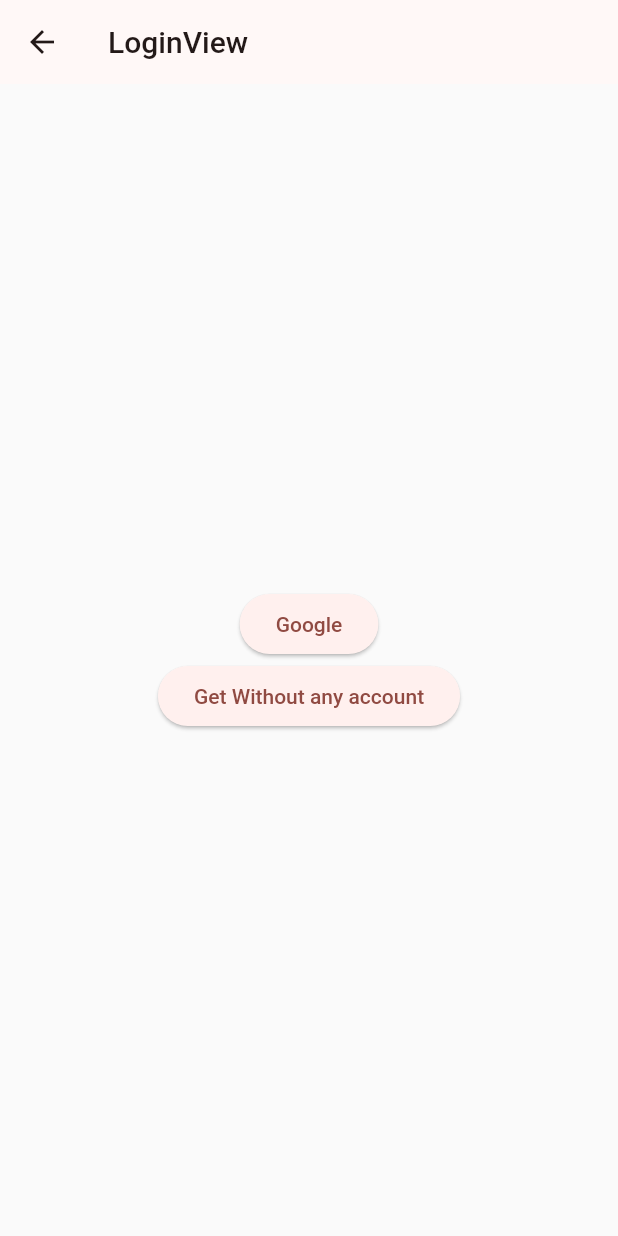
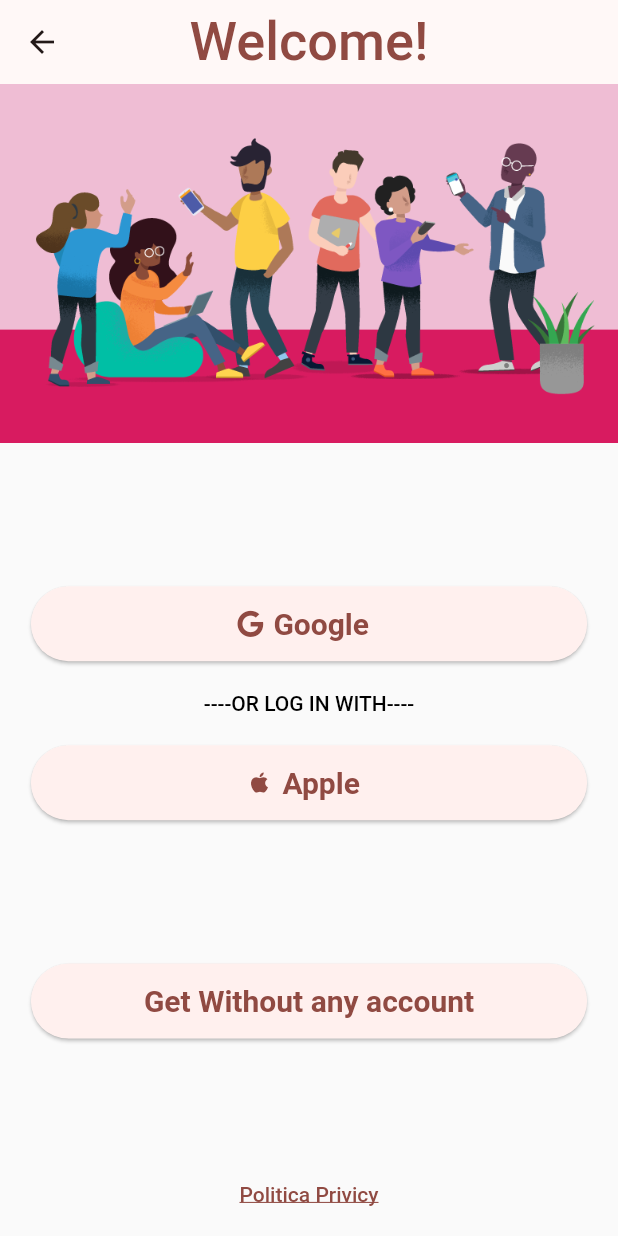
Before and after one commit to Eldar2021/diplom_work, a Flutter app: the LoginView screen opened directly, on a phone screen of 412 x 824 dp. Run offline on Flutter 3.47's test engine with Material 2 defaults, Android fonts, the phone set to English and light mode, and no system bars; our stand-ins replace equatable, firebase_auth, firebase_core, flutter_bloc, flutter_svg, font_awesome_flutter and 2 more; missing offline and left inert: markdown_widget; accounts and stored records are empty; generated files the repository leaves out were written again; statements that could not run were skipped.

Commit message:
added localizations

```diff
--- a/lib/constants/assets/assets.gen.dart
+++ b/lib/constants/assets/assets.gen.dart
@@ -24,11 +24,11 @@ class $AssetsIconsGen {
 class $AssetsImagesGen {
   const $AssetsImagesGen();
 
-  /// File path: assets/images/first.png
-  AssetGenImage get first => const AssetGenImage('assets/images/first.png');
+  /// File path: assets/images/codelab.png
+  AssetGenImage get codelab => const AssetGenImage('assets/images/codelab.png');
 
   /// List of all assets
-  List<AssetGenImage> get values => [first];
+  List<AssetGenImage> get values => [codelab];
 }
 
 class Assets {
--- a/lib/l10n/arb/app_en.arb
+++ b/lib/l10n/arb/app_en.arb
@@ -4,5 +4,9 @@
     "pleaseWait": "Please waiting",
     "loginPleaseSelectLang": "Please select a language.",
     "next": "Next",
-    "ok": "Ok"
+    "ok": "Ok",
+    "getWithoutAccount": "Get Without any account",
+    "wellcome":"Welcome!",
+    "privicy":"Politica Privicy",
+    "orloginwith":"----OR LOG IN WITH----"
 }
--- a/lib/modules/auth/view/login_view.dart
+++ b/lib/modules/auth/view/login_view.dart
@@ -1,6 +1,12 @@
 import 'package:flutter/material.dart';
 import 'package:flutter_bloc/flutter_bloc.dart';
+import 'package:font_awesome_flutter/font_awesome_flutter.dart';
+
 import 'package:learn_world/app/app.dart';
+import 'package:learn_world/components/components.dart';
+import 'package:learn_world/constants/constants.dart';
+import 'package:learn_world/l10n/l10n.dart';
+import 'package:learn_world/theme/theme.dart';
 
 class LoginView extends StatelessWidget {
   const LoginView({super.key});
@@ -9,7 +15,14 @@ class LoginView extends StatelessWidget {
   Widget build(BuildContext context) {
     return Scaffold(
       appBar: AppBar(
-        title: const Text('LoginView'),
+        title: Text(
+          context.l10n.wellcome,
+          style: context.titleLarge!.copyWith(
+            color: context.colors.primary,
+            fontSize: 36,
+          ),
+        ),
+        centerTitle: true,
       ),
       body: BlocListener<AuthCubit, AuthState>(
         listener: (context, state) {
@@ -20,22 +33,45 @@ class LoginView extends StatelessWidget {
             showAboutDialog(context: context);
           }
         },
-        child: Center(
         child: Column(
           mainAxisAlignment: MainAxisAlignment.center,
           children: [
-              ElevatedButton(
+            Assets.images.codelab.image(),
+            const Spacer(),
+            CustomButtonWithIcon(
+              icon: Icon(FontAwesomeIcons.google, color: context.colors.primary),
+              text: 'Google',
               onPressed: context.read<AuthCubit>().signInWithGoogle,
-                child: const Text('Google'),
             ),
-              ElevatedButton(
+            const SizedBox(height: 20),
+            Text(
+              context.l10n.orloginwith,
+              textAlign: TextAlign.center,
+              style: context.bodyLarge!.copyWith(color: context.colors.shadow),
+            ),
+            const SizedBox(height: 20),
+            CustomButtonWithIcon(
+              icon: Icon(Icons.apple, color: context.colors.primary),
+              text: 'Apple',
+              onPressed: () {},
+            ),
+            const Spacer(),
+            CustomButton(
+              text: context.l10n.getWithoutAccount,
               onPressed: () {
                 Navigator.pushNamedAndRemoveUntil<void>(context, AppRouter.mainHome, (route) => false);
               },
-                child: const Text('Get Without any account'),
             ),
+            const Spacer(),
+            Text(
+              context.l10n.privicy,
+              style: context.bodyLarge!.copyWith(
+                color: context.colors.primary,
+                decoration: TextDecoration.underline,
+              ),
+            ),
+            const SizedBox(height: 20),
           ],
-          ),
         ),
       ),
     );
--- a/pubspec.yaml
+++ b/pubspec.yaml
@@ -25,6 +25,7 @@ dependencies:
   flutter_svg: ^2.0.6
   markdown_widget: ^2.2.0
   url_launcher: ^6.1.11
+  font_awesome_flutter: ^10.4.0
 
 dev_dependencies:
   build_runner: ^2.4.4
```
Also changed, not shown: lib/l10n/arb/app_ky.arb (+7 -1 lines), lib/l10n/arb/app_ru.arb (+7 -1 lines), lib/l10n/arb/app_tr.arb (+8 -1 lines), assets/images/codelab.png (added), assets/images/first.png (deleted), pubspec.lock. Lines whose indentation alone changed are shown as unchanged.
